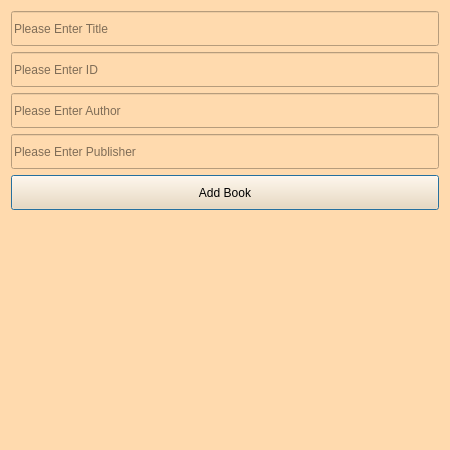
This is addbook.ui in AmirNikravan/lms as Qt 5 draws it before an edit. The edited form follows.
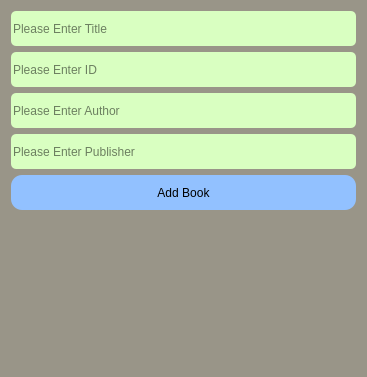
This is the edited form.

The edit to the form file:
```diff
--- a/addbook.ui
+++ b/addbook.ui
@@ -6,15 +6,15 @@
    <rect>
     <x>0</x>
     <y>0</y>
-    <width>450</width>
-    <height>450</height>
+    <width>367</width>
+    <height>377</height>
    </rect>
   </property>
   <property name="windowTitle">
    <string>Dialog</string>
   </property>
   <property name="styleSheet">
-   <string notr="true">background-color: rgb(255, 218, 174);</string>
+   <string notr="true">background-color: rgb(153, 149, 136);</string>
   </property>
   <layout class="QVBoxLayout" name="verticalLayout">
    <item>
@@ -25,6 +25,15 @@
        <height>35</height>
       </size>
      </property>
+     <property name="styleSheet">
+      <string notr="true">QLineEdit{border-radius:5px;
+background-color: rgb(217, 255, 193);
+}
+QLineEdit:focus{
+border: 2px solid rgb(255, 215, 238);
+}
+</string>
+     </property>
      <property name="text">
       <string/>
      </property>
@@ -41,6 +50,15 @@
        <height>35</height>
       </size>
      </property>
+     <property name="styleSheet">
+      <string notr="true">QLineEdit{border-radius:5px;
+background-color: rgb(217, 255, 193);
+}
+QLineEdit:focus{
+border: 2px solid rgb(255, 215, 238);
+}
+</string>
+     </property>
      <property name="text">
       <string/>
      </property>
@@ -57,6 +75,15 @@
        <height>35</height>
       </size>
      </property>
+     <property name="styleSheet">
+      <string notr="true">QLineEdit{border-radius:5px;
+background-color: rgb(217, 255, 193);
+}
+QLineEdit:focus{
+border: 2px solid rgb(255, 215, 238);
+}
+</string>
+     </property>
      <property name="text">
       <string/>
      </property>
@@ -73,6 +100,15 @@
        <height>35</height>
       </size>
      </property>
+     <property name="styleSheet">
+      <string notr="true">QLineEdit{border-radius:5px;
+background-color: rgb(217, 255, 193);
+}
+QLineEdit:focus{
+border: 2px solid rgb(255, 215, 238);
+}
+</string>
+     </property>
      <property name="text">
       <string/>
      </property>
@@ -89,6 +125,15 @@
        <height>35</height>
       </size>
      </property>
+     <property name="styleSheet">
+      <string notr="true">QPushButton{border-radius:11px;
+background-color: rgb(146, 193, 255);
+}
+QPushButton:hover{
+background-color: rgb(255, 166, 139);
+}
+</string>
+     </property>
      <property name="text">
       <string>Add Book</string>
      </property>
```
